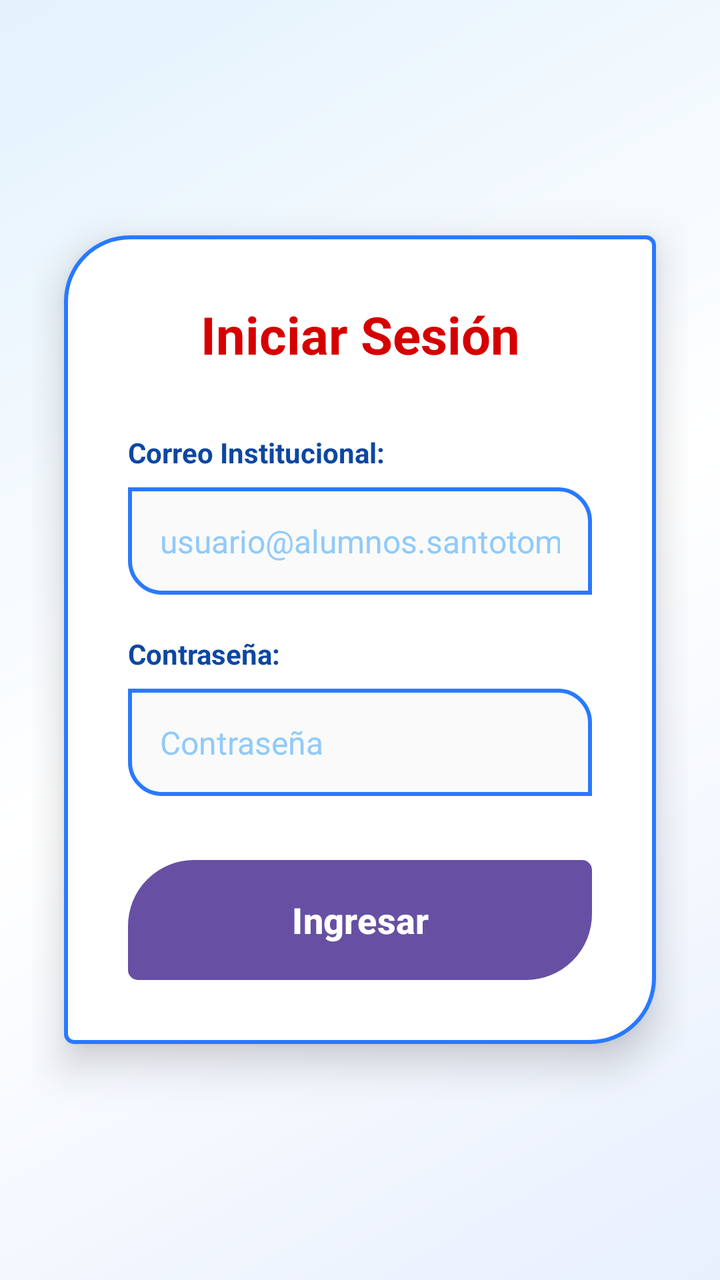
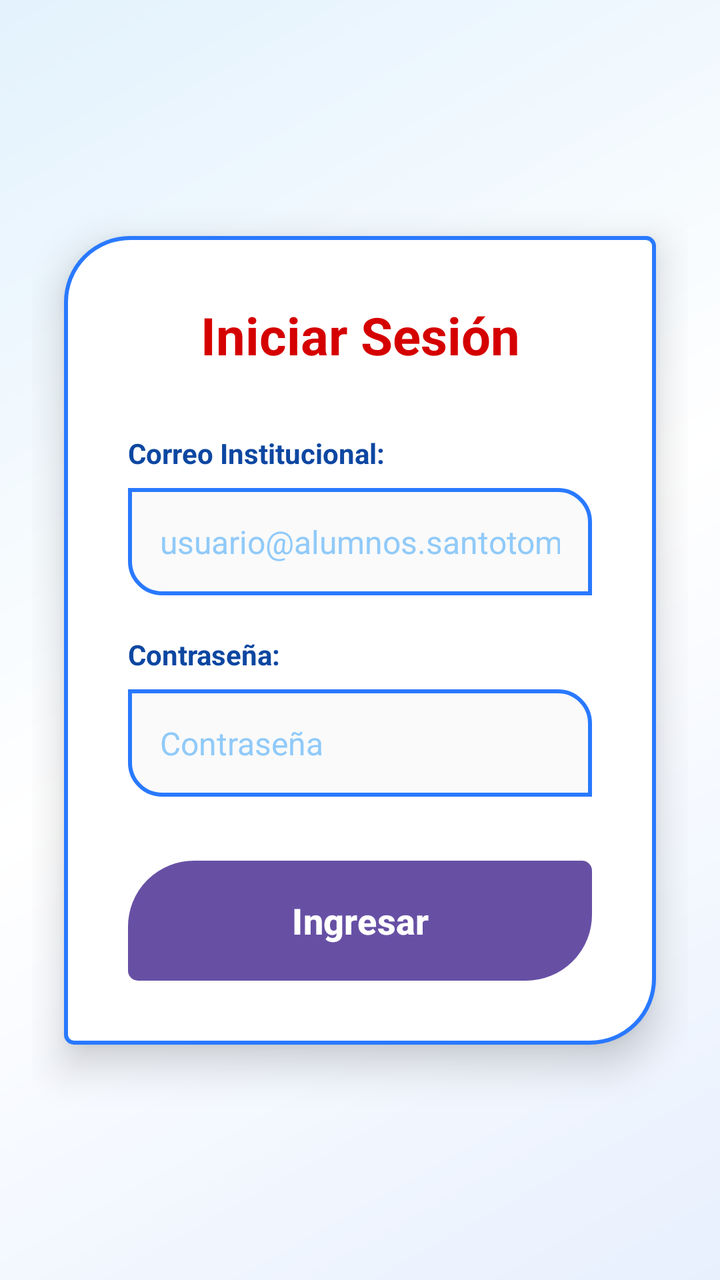

The first picture is an Android layout as it rendered before a commit; the second is the same layout after the commit. The layout source and the unified diff follow.
<!-- AndroidManifest.xml: application theme Theme.MyApplication -->
<!-- res/layout/activity_login.xml -->
<?xml version="1.0" encoding="utf-8"?>
<LinearLayout xmlns:android="http://schemas.android.com/apk/res/android"
    xmlns:app="http://schemas.android.com/apk/res-auto"
    android:layout_width="match_parent"
    android:layout_height="match_parent"
    android:background="@drawable/bg_frutiger_main"
    android:gravity="center"
    android:orientation="vertical"
    android:padding="16dp">

    <LinearLayout
        android:layout_width="match_parent"
        android:layout_height="wrap_content"
        android:orientation="vertical"
        android:layout_margin="16dp"
        android:elevation="12dp"
        android:background="@drawable/bg_card_custom"
        android:padding="32dp">

        <TextView
            android:layout_width="match_parent"
            android:layout_height="wrap_content"
            android:layout_marginBottom="32dp"
            android:gravity="center"
            android:text="Iniciar Sesión"
            android:textColor="#D50000"
            android:textSize="26sp"
            android:textStyle="bold" />

        <TextView
            android:layout_width="wrap_content"
            android:layout_height="wrap_content"
            android:text="Correo Institucional:"
            android:textColor="#0D47A1"
            android:textSize="14sp"
            android:textStyle="bold"
            android:layout_marginBottom="8dp"/>

        <EditText
            android:id="@+id/etCorreo"
            android:layout_width="match_parent"
            android:layout_height="wrap_content"
            android:hint="usuario@alumnos.santotomas.cl"
            android:textColorHint="#90CAF9"
            android:textColor="#D50000"
            android:textSize="16sp"
            android:padding="16dp"
            android:background="@drawable/bg_edit_text"
            android:inputType="textEmailAddress"
            android:layout_marginBottom="20dp"/>

        <TextView
            android:layout_width="wrap_content"
            android:layout_height="wrap_content"
            android:text="Contraseña:"
            android:textColor="#0D47A1"
            android:textSize="14sp"
            android:textStyle="bold"
            android:layout_marginBottom="8dp"/>

        <EditText
            android:id="@+id/etPassword"
            android:layout_width="match_parent"
            android:layout_height="wrap_content"
            android:hint="Contraseña"
            android:textColorHint="#90CAF9"
            android:textColor="#D50000"
            android:textSize="16sp"
            android:padding="16dp"
            android:background="@drawable/bg_edit_text"
            android:inputType="textPassword"
            android:layout_marginBottom="32dp"/>

        <Button
            android:id="@+id/btnLogin"
            android:layout_width="match_parent"
            android:layout_height="60dp"
            android:text="Ingresar"
            android:textColor="#FFFFFF"
            android:textSize="18sp"
            android:textStyle="bold"
            android:background="@drawable/bg_button_primary"/>

    </LinearLayout>

</LinearLayout>
<!-- resources referenced by this layout -->
<resources>
  <!-- drawable bg_button_primary (drawable) -->
  <?xml version="1.0" encoding="utf-8"?>
  <ripple xmlns:android="http://schemas.android.com/apk/res/android"
      android:color="#80FFFFFF">
      <item>
          <shape android:shape="rectangle">
              
              <gradient
                  android:startColor="#FF0000"
                  android:centerColor="#E50000"
                  android:endColor="#B71C1C"
                  android:angle="45"/>
              <corners
                  android:topLeftRadius="32dp"
                  android:bottomRightRadius="32dp"
                  android:topRightRadius="4dp"
                  android:bottomLeftRadius="4dp"/>
              
              <stroke android:width="2dp" android:color="#2979FF"/>
          </shape>
      </item>
  </ripple>
  <!-- drawable bg_card_custom (drawable) -->
  <?xml version="1.0" encoding="utf-8"?>
  <shape xmlns:android="http://schemas.android.com/apk/res/android" android:shape="rectangle">
      <solid android:color="#FFFFFF"/>
      
      <stroke android:width="2dp" android:color="#2979FF"/>
      <corners
          android:topLeftRadius="32dp"
          android:bottomRightRadius="32dp"
          android:topRightRadius="4dp"
          android:bottomLeftRadius="4dp"/>
  </shape>
  <!-- drawable bg_edit_text (drawable) -->
  <?xml version="1.0" encoding="utf-8"?>
  <shape xmlns:android="http://schemas.android.com/apk/res/android"
      android:shape="rectangle">
      <solid android:color="#FAFAFA"/>
      <stroke android:width="2dp" android:color="#2979FF"/>
      <corners
          android:topLeftRadius="0dp"
          android:bottomRightRadius="0dp"
          android:topRightRadius="16dp"
          android:bottomLeftRadius="16dp"/>
  </shape>
  <!-- drawable bg_frutiger_main (drawable) -->
  <?xml version="1.0" encoding="utf-8"?>
  <shape xmlns:android="http://schemas.android.com/apk/res/android">
      <gradient
          android:angle="135"
          android:startColor="#E8F0FE"
          android:centerColor="#FFFFFF"
          android:endColor="#E3F2FD"
          android:type="linear" />
  </shape>
  <style name="Theme.MyApplication" parent="Base.Theme.MyApplication" />
  <style name="Base.Theme.MyApplication" parent="Theme.Material3.Light.NoActionBar">
          <item name="android:forceDarkAllowed" tools:targetApi="q">false</item>
  
          
          
      </style>
</resources>

<!-- the commit's change to res/layout/activity_login.xml (unified diff, before → after) -->
@@ -1,21 +1,23 @@
 <?xml version="1.0" encoding="utf-8"?>
-<LinearLayout xmlns:android="http://schemas.android.com/apk/res/android"
+<androidx.constraintlayout.widget.ConstraintLayout xmlns:android="http://schemas.android.com/apk/res/android"
     xmlns:app="http://schemas.android.com/apk/res-auto"
     android:layout_width="match_parent"
     android:layout_height="match_parent"
     android:background="@drawable/bg_frutiger_main"
-    android:gravity="center"
-    android:orientation="vertical"
     android:padding="16dp">
 
     <LinearLayout
-        android:layout_width="match_parent"
+        android:layout_width="0dp"
         android:layout_height="wrap_content"
         android:orientation="vertical"
         android:layout_margin="16dp"
         android:elevation="12dp"
         android:background="@drawable/bg_card_custom"
-        android:padding="32dp">
+        android:padding="32dp"
+        app:layout_constraintTop_toTopOf="parent"
+        app:layout_constraintBottom_toBottomOf="parent"
+        app:layout_constraintStart_toStartOf="parent"
+        app:layout_constraintEnd_toEndOf="parent">
 
         <TextView
             android:layout_width="match_parent"
@@ -75,12 +77,12 @@
             android:id="@+id/btnLogin"
             android:layout_width="match_parent"
             android:layout_height="60dp"
+            android:background="@drawable/bg_button_primary"
             android:text="Ingresar"
             android:textColor="#FFFFFF"
             android:textSize="18sp"
-            android:textStyle="bold"
-            android:background="@drawable/bg_button_primary"/>
+            android:textStyle="bold" />
 
     </LinearLayout>
 
-</LinearLayout>
+</androidx.constraintlayout.widget.ConstraintLayout>
